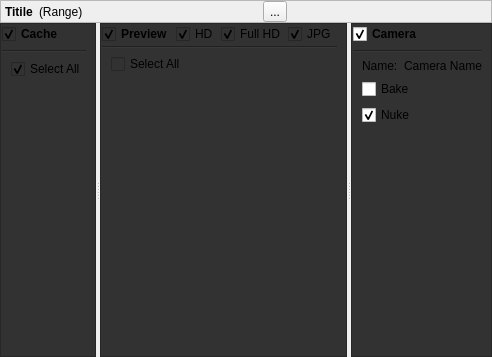
Old version of the form ui/item.ui in the repository iceanimations/multiShotExport.
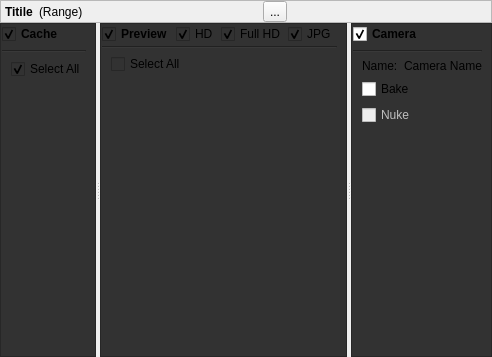
New version of the form.

Commit message: Nuke button disabled

What changed in the file:
```diff
--- a/ui/item.ui
+++ b/ui/item.ui
@@ -604,7 +604,7 @@
             <item>
              <widget class="QCheckBox" name="nukeButton">
               <property name="enabled">
-               <bool>true</bool>
+               <bool>false</bool>
               </property>
               <property name="toolTip">
                <string>Export this camera for nuke</string>
@@ -613,7 +613,7 @@
                <string>Nuke</string>
               </property>
               <property name="checked">
-               <bool>true</bool>
+               <bool>false</bool>
               </property>
              </widget>
             </item>
```
Left out of the diff: 4 changed lines with no effect on the pictures.
